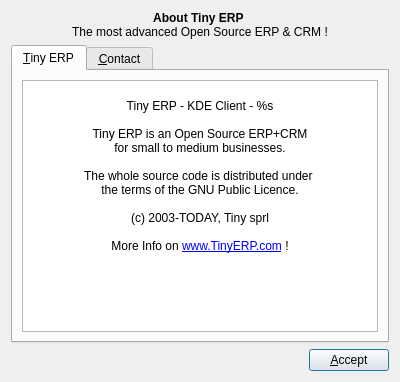
Old version of the form Koo/ui/about.ui in the repository xrg/openerp-client-kde.
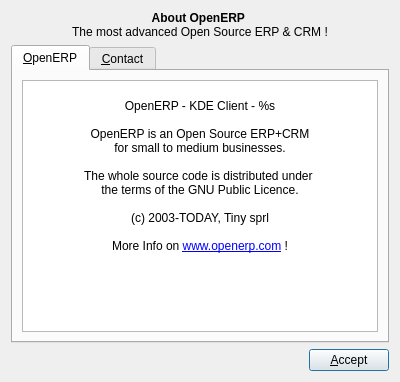
New version of the form. Icons and pictures are not drawn.

Commit message: Replace Tiny for Open.

```diff
--- a/Koo/ui/about.ui
+++ b/Koo/ui/about.ui
@@ -19,7 +19,7 @@
       <string>&lt;html>&lt;head>&lt;meta name="qrichtext" content="1" />&lt;style type="text/css">
 p, li { white-space: pre-wrap; }
 &lt;/style>&lt;/head>&lt;body style=" font-family:'Sans Serif'; font-size:9pt; font-weight:400; font-style:normal;">
-&lt;center>&lt;p style=" margin-top:0px; margin-bottom:0px; margin-left:0px; margin-right:0px; -qt-block-indent:0; text-indent:0px;">&lt;span style=" font-weight:600;">About Tiny ERP&lt;/span> &lt;/p>
+&lt;center>&lt;p style=" margin-top:0px; margin-bottom:0px; margin-left:0px; margin-right:0px; -qt-block-indent:0; text-indent:0px;">&lt;span style=" font-weight:600;">About OpenERP&lt;/span> &lt;/p>
 &lt;p style=" margin-top:0px; margin-bottom:0px; margin-left:0px; margin-right:0px; -qt-block-indent:0; text-indent:0px;">The most advanced Open Source ERP &amp;amp; CRM !&lt;/p>&lt;/center>&lt;/body>&lt;/html></string>
      </property>
      <property name="alignment" >
@@ -42,7 +42,7 @@
        </rect>
       </property>
       <attribute name="title" >
-       <string>&amp;Tiny ERP</string>
+       <string>&amp;OpenERP</string>
       </attribute>
       <attribute name="icon" >
        <iconset resource="common.qrc" >:/images/images/tinyerp-icon-32x32.png</iconset>
@@ -56,9 +56,9 @@
 p, li { white-space: pre-wrap; }
 &lt;/style>&lt;/head>&lt;body style=" font-family:'Sans Serif'; font-size:9pt; font-weight:400; font-style:normal;">
 &lt;p style="-qt-paragraph-type:empty; margin-top:0px; margin-bottom:0px; margin-left:0px; margin-right:0px; -qt-block-indent:0; text-indent:0px;">&lt;/p>
-&lt;p align="center" style=" margin-top:0px; margin-bottom:0px; margin-left:0px; margin-right:0px; -qt-block-indent:0; text-indent:0px;">Tiny ERP - KDE Client - %s&lt;/p>
+&lt;p align="center" style=" margin-top:0px; margin-bottom:0px; margin-left:0px; margin-right:0px; -qt-block-indent:0; text-indent:0px;">OpenERP - KDE Client - %s&lt;/p>
 &lt;p align="center" style="-qt-paragraph-type:empty; margin-top:0px; margin-bottom:0px; margin-left:0px; margin-right:0px; -qt-block-indent:0; text-indent:0px;">&lt;/p>
-&lt;p align="center" style=" margin-top:0px; margin-bottom:0px; margin-left:0px; margin-right:0px; -qt-block-indent:0; text-indent:0px;">Tiny ERP is an Open Source ERP+CRM&lt;/p>
+&lt;p align="center" style=" margin-top:0px; margin-bottom:0px; margin-left:0px; margin-right:0px; -qt-block-indent:0; text-indent:0px;">OpenERP is an Open Source ERP+CRM&lt;/p>
 &lt;p align="center" style=" margin-top:0px; margin-bottom:0px; margin-left:0px; margin-right:0px; -qt-block-indent:0; text-indent:0px;">for small to medium businesses.&lt;/p>
 &lt;p align="center" style="-qt-paragraph-type:empty; margin-top:0px; margin-bottom:0px; margin-left:0px; margin-right:0px; -qt-block-indent:0; text-indent:0px;">&lt;/p>
 &lt;p align="center" style=" margin-top:0px; margin-bottom:0px; margin-left:0px; margin-right:0px; -qt-block-indent:0; text-indent:0px;">The whole source code is distributed under &lt;/p>
@@ -66,7 +66,7 @@
 &lt;p align="center" style="-qt-paragraph-type:empty; margin-top:0px; margin-bottom:0px; margin-left:0px; margin-right:0px; -qt-block-indent:0; text-indent:0px;">&lt;/p>
 &lt;p align="center" style=" margin-top:0px; margin-bottom:0px; margin-left:0px; margin-right:0px; -qt-block-indent:0; text-indent:0px;">(c) 2003-TODAY, Tiny sprl&lt;/p>
 &lt;p align="center" style="-qt-paragraph-type:empty; margin-top:0px; margin-bottom:0px; margin-left:0px; margin-right:0px; -qt-block-indent:0; text-indent:0px;">&lt;/p>
-&lt;p align="center" style=" margin-top:0px; margin-bottom:0px; margin-left:0px; margin-right:0px; -qt-block-indent:0; text-indent:0px;">More Info on &lt;a href="http://www.tinyerp.com">&lt;span style=" text-decoration: underline; color:#0000ff;">www.TinyERP.com&lt;/span>&lt;/a> !&lt;/p>&lt;/body>&lt;/html></string>
+&lt;p align="center" style=" margin-top:0px; margin-bottom:0px; margin-left:0px; margin-right:0px; -qt-block-indent:0; text-indent:0px;">More Info on &lt;a href="http://www.tinyerp.com">&lt;span style=" text-decoration: underline; color:#0000ff;">www.openerp.com&lt;/span>&lt;/a> !&lt;/p>&lt;/body>&lt;/html></string>
          </property>
         </widget>
        </item>
```
Left out of the diff: 4 changed lines with no effect on the pictures. The commit also changes 8 other files.
